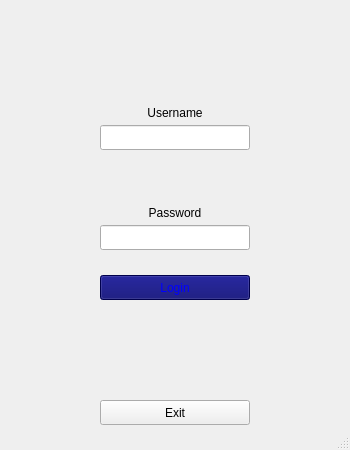
Above: GolfApp/login.ui from drober23/CS340-GolfApp before the change. Below: the same form after it.
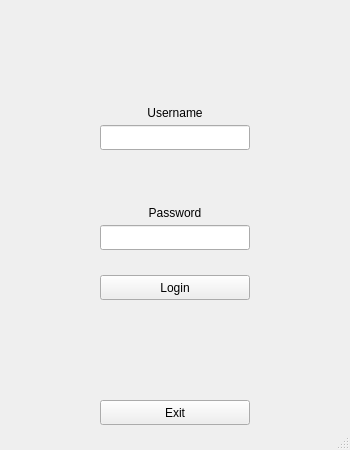
That is the form after the change.

Commit message:
Login into Database
Trying to give access to proper user with corresponding password

```diff
--- a/GolfApp/login.ui
+++ b/GolfApp/login.ui
@@ -82,19 +82,7 @@
      </rect>
     </property>
     <property name="styleSheet">
-     <string notr="true">color: rgb(0, 0, 255);
-selection-background-color: rgb(255, 255, 255);
-selection-color: rgb(0, 170, 255);
-gridline-color: rgb(255, 255, 255);
-border-left-color: rgb(255, 0, 0);
-border-bottom-color: rgb(255, 0, 0);
-border-right-color: rgb(255, 0, 0);
-border-top-color: rgb(255, 0, 0);
-border-color: rgb(255, 0, 0);
-alternate-background-color: rgb(0, 0, 94);
-background-color: rgb(0, 0, 106);
-font: 12pt &quot;Comic Sans MS&quot;;
-</string>
+     <string notr="true">font: 12pt &quot;Comic Sans MS&quot;;</string>
     </property>
     <property name="text">
      <string>Login</string>
```
Left out of the diff: 9 changed lines with no effect on the pictures. The commit also changes 15 other files.
